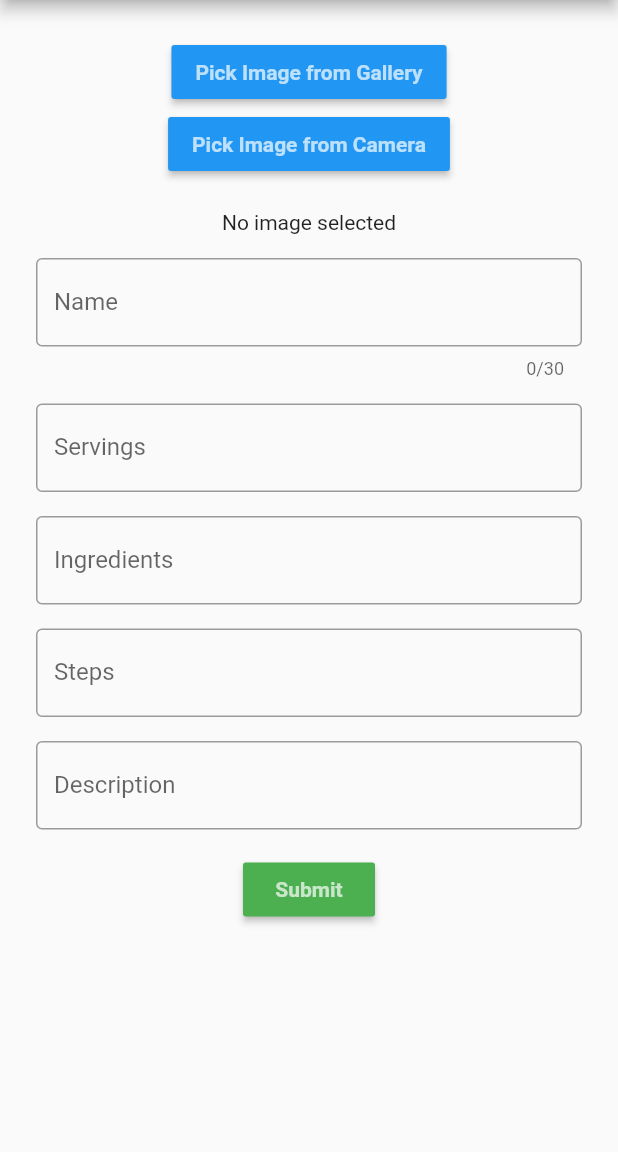
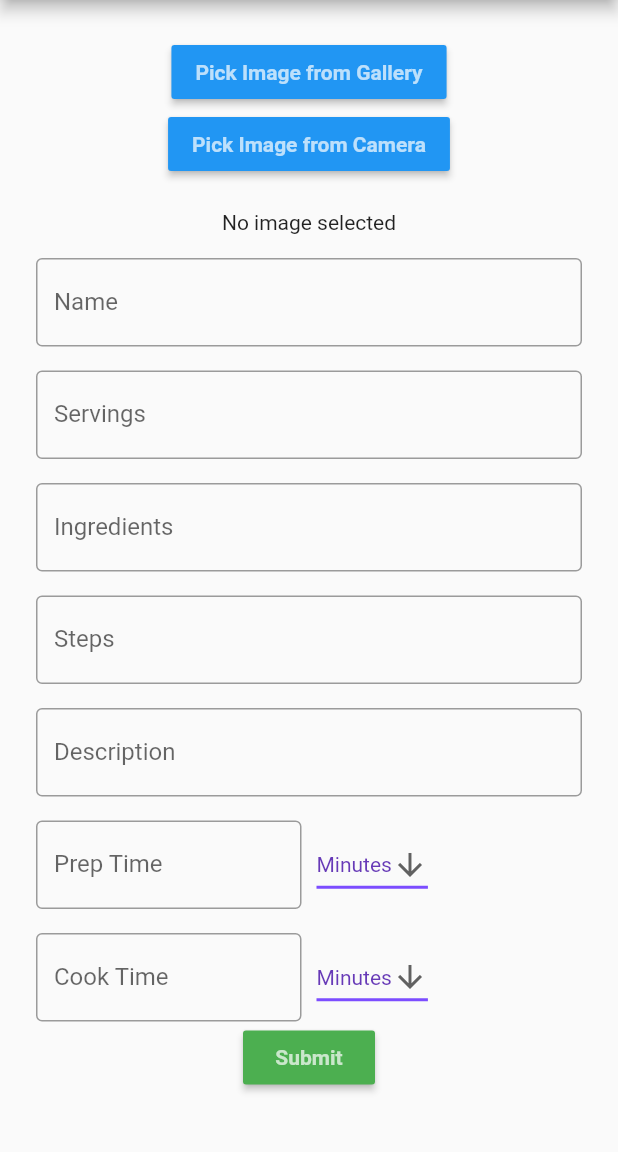
Before and after one commit to ChrisRecio/Recipe-App, a Flutter app: the AddRecipe screen opened directly, on a phone screen of 412 x 824 dp, the part 84-1236 px from its top. Run offline on Flutter 3.47's test engine with Material 2 defaults, Android fonts, the phone set to English and light mode, and no system bars; our stand-ins replace image_picker, sqflite; accounts and stored records are empty.

Commit message:
- Update add recipe page to include new fields - Create view_recipe_list view that displays all Recipes from database

```diff
--- a/lib/pages/add_recipe.dart
+++ b/lib/pages/add_recipe.dart
@@ -17,14 +17,20 @@ class AddRecipe extends StatefulWidget {
 }
 
 class AddRecipeState extends State<AddRecipe> {
+  late String _name;
   File? image;
-  late String _name = '';
-  late int _servings = 0;
+  late int _servings;
+  late String _description;
+  late int _course;
+  late String _prepTime;
+  late String _cookTime;
   late List<String> _ingredients;
   late List<String> _steps;
-  late String _description;
+  static const List<String> timeDuration = <String>['Minutes', 'Hours'];
+  String dropdownValue = timeDuration.first;
+
   final formKey = GlobalKey<FormState>();
-  LineSplitter ls = const LineSplitter();
+  final LineSplitter ls = const LineSplitter();
 
   Future pickImage() async {
     try {
@@ -92,7 +98,6 @@ class AddRecipeState extends State<AddRecipe> {
           }
           return null;
         },
-        maxLength: 30,
         onSaved: (value) => setState(() => _name = value!),
       );
 
@@ -157,6 +162,61 @@ class AddRecipeState extends State<AddRecipe> {
         onSaved: (value) => setState(() => _description = value!),
       );
 
+  Widget _buildPrepTimeField() => TextFormField(
+        decoration: const InputDecoration(
+          labelText: 'Prep Time',
+          border: OutlineInputBorder(),
+        ),
+        keyboardType: TextInputType.number,
+        validator: (value) {
+          if (value == null || value.isEmpty || int.parse(value) <= 0) {
+            return 'Prep Time must be longer than 0 minutes';
+          }
+          return null;
+        },
+        onSaved: (value) =>
+            setState(() => _prepTime = int.parse(value!) as String),
+      );
+
+  Widget _buildCookTimeField() => TextFormField(
+        decoration: const InputDecoration(
+          labelText: 'Cook Time',
+          border: OutlineInputBorder(),
+        ),
+        keyboardType: TextInputType.number,
+        validator: (value) {
+          if (value == null || value.isEmpty || int.parse(value) <= 0) {
+            return 'Cook Time must be longer than 0 minutes';
+          }
+          return null;
+        },
+        onSaved: (value) =>
+            setState(() => _cookTime = int.parse(value!) as String),
+      );
+
+  Widget _buildTimeDropDown() => DropdownButton<String>(
+        value: timeDuration.first,
+        icon: const Icon(Icons.arrow_downward),
+        elevation: 16,
+        style: const TextStyle(color: Colors.deepPurple),
+        underline: Container(
+          height: 2,
+          color: Colors.deepPurpleAccent,
+        ),
+        onChanged: (String? value) {
+          // This is called when the user selects an item.
+          setState(() {
+            dropdownValue = value!;
+          });
+        },
+        items: timeDuration.map<DropdownMenuItem<String>>((String value) {
+          return DropdownMenuItem<String>(
+            value: value,
+            child: Text(value),
+          );
+        }).toList(),
+      );
+
   @override
   Widget build(BuildContext context) {
     return Scaffold(
@@ -183,6 +243,17 @@ class AddRecipeState extends State<AddRecipe> {
                 const SizedBox(height: 16),
                 _buildDescriptionField(),
                 const SizedBox(height: 16),
+                Row(children: <Widget>[
+                  Flexible(child: _buildPrepTimeField()),
+                  const SizedBox(width: 10),
+                  Flexible(child: _buildTimeDropDown())
+                ]),
+                const SizedBox(height: 16),
+                Row(children: <Widget>[
+                  Flexible(child: _buildCookTimeField()),
+                  const SizedBox(width: 10),
+                  Flexible(child: _buildTimeDropDown())
+                ]),
                 MaterialButton(
                     color: Colors.green,
                     child: const Text("Submit",
--- a/lib/widgets/navigation_drawer.dart
+++ b/lib/widgets/navigation_drawer.dart
@@ -2,6 +2,7 @@ import 'package:flutter/cupertino.dart';
 import 'package:flutter/material.dart';
 import 'package:recipe_app/main.dart';
 import 'package:recipe_app/pages/add_recipe.dart';
+import 'package:recipe_app/pages/view_recipe_list.dart';
 
 class NavigationDrawer extends StatelessWidget {
   const NavigationDrawer({Key? key}) : super(key: key);
@@ -39,7 +40,7 @@ class NavigationDrawer extends StatelessWidget {
               title: const Text('Recipe List'),
               onTap: () => Navigator.of(context).pushReplacement(
                   MaterialPageRoute(
-                      builder: (context) => HomePage(title: 'Recipe List'))),
+                      builder: (context) => const ViewRecipeList())),
             ),
             ListTile(
               leading: const Icon(Icons.plus_one_outlined),
```
Also changed, not shown: lib/main.dart (+2 -11 lines), lib/pages/view_recipe_list.dart (added, +55 -0 lines), lib/services/functions/db_manager.dart (+7 -27 lines), lib/services/functions/recipe_provider.dart (+19 -5 lines).
